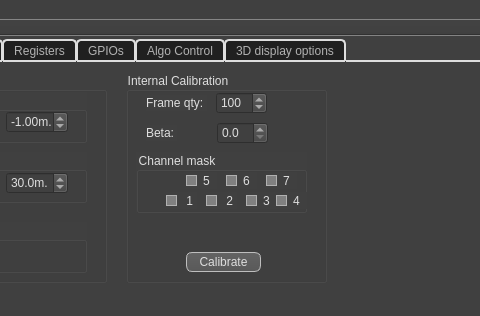
First picture: the form in src/AWLQtDemo/awlqtdemo.ui, repository samanwaya-jena/EVAL-ADAL6110-16-GUI, before the edit; both pictures show x 286 to 766 and y 0 to 316 of the 1042 by 316 pixel window.
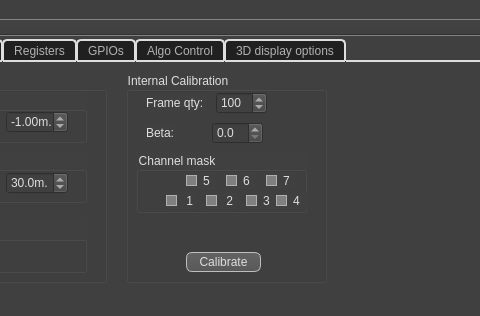
Second picture: the form after the edit. The open tabs and pages were chosen to show the change. Icons and pictures are not drawn.

Diff of the .ui file:
```diff
--- a/src/AWLQtDemo/awlqtdemo.ui
+++ b/src/AWLQtDemo/awlqtdemo.ui
@@ -1353,7 +1353,7 @@
       <widget class="QDoubleSpinBox" name="calibrationBetaDoubleSpinBox">
        <property name="geometry">
         <rect>
-         <x>91</x>
+         <x>86</x>
          <y>50</y>
          <width>51</width>
          <height>22</height>
```
Left out of the diff: 2 changed lines with no effect on the pictures.
